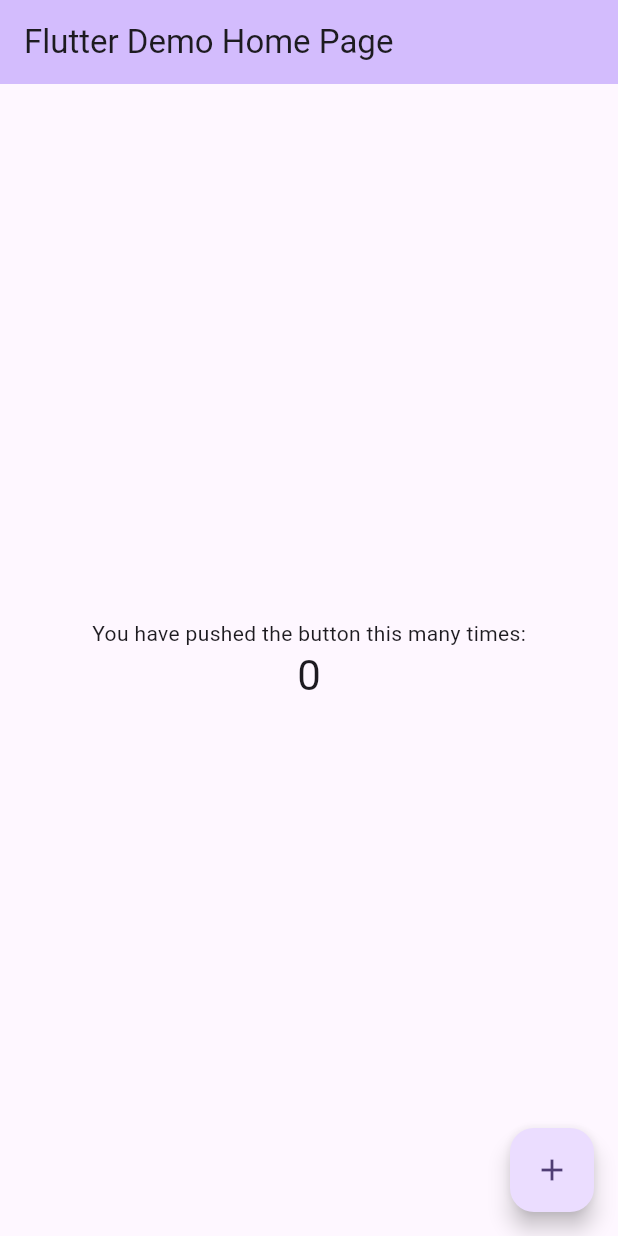
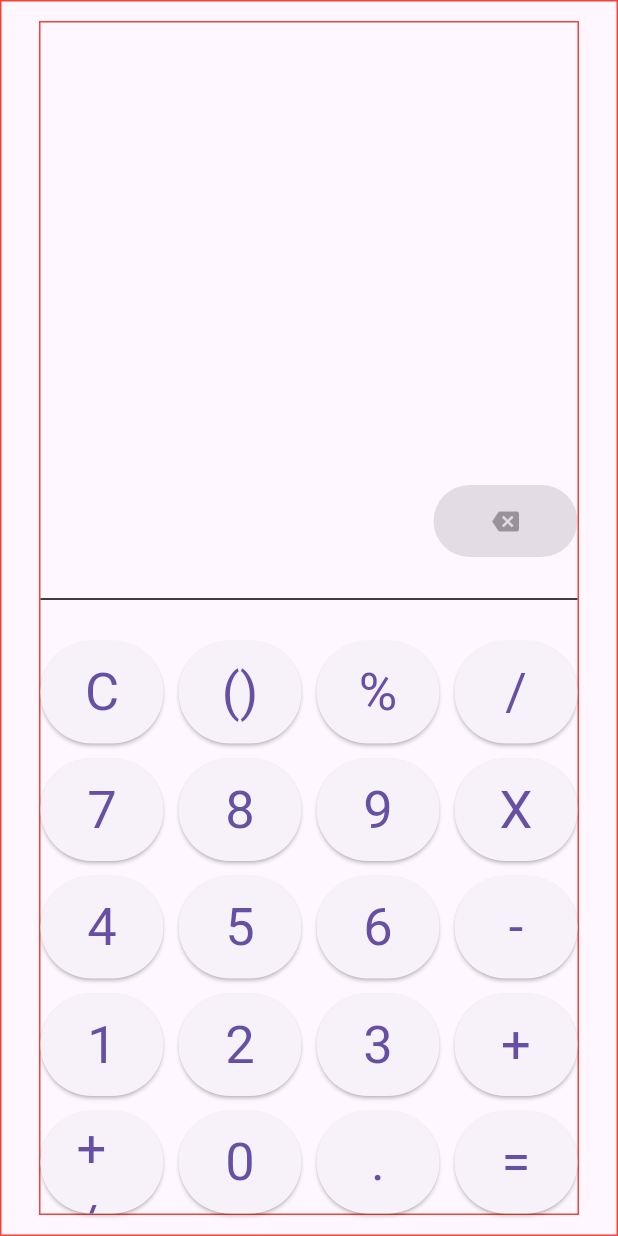
Before and after one commit to tulsi1729/calculator, a Flutter app: the screen it shows after launch, on a phone screen of 412 x 824 dp. Run offline on Flutter 3.47's test engine with Material 3 defaults, Android fonts, the phone set to English and light mode, and no system bars; missing offline and left inert: function_tree.

Commit message:
Button Functionality

```diff
--- /dev/null
+++ b/lib/calculator.dart
@@ -0,0 +1,186 @@
+import 'dart:async';
+
+import 'package:calculator/red_container.dart';
+import 'package:flutter/material.dart';
+import 'package:function_tree/function_tree.dart';
+
+class Calculator extends StatelessWidget {
+  const Calculator({super.key});
+
+  @override
+  Widget build(BuildContext context) {
+    const padding = EdgeInsets.symmetric(horizontal: 25, vertical: 13);
+    final equationController = TextEditingController();
+    final seekAnswerController = TextEditingController(text: "");
+    const digitList = [
+      "C",
+      "()",
+      "%",
+      "/",
+      "7",
+      "8",
+      "9",
+      "X",
+      "4",
+      "5",
+      "6",
+      "-",
+      "1",
+      "2",
+      "3",
+      "+",
+      "+/-",
+      "0",
+      ".",
+      "=",
+    ];
+
+    return SafeArea(
+      child: Scaffold(
+        body: RedContainer(
+          child: Container(
+            padding: padding,
+            child: Expanded(
+              child: RedContainer(
+                child: Column(
+                  children: [
+                    TextField(
+                      controller: equationController,
+                      textAlign: TextAlign.right,
+                      style: const TextStyle(
+                          fontSize: 30, fontWeight: FontWeight.w600),
+                      decoration: const InputDecoration(
+                        border: InputBorder.none,
+                      ),
+                      showCursor: true,
+                      readOnly: true,
+                    ),
+                    const SizedBox(
+                      height: 10,
+                    ),
+                    TextField(
+                      controller: seekAnswerController,
+                      textAlign: TextAlign.right,
+                      style: const TextStyle(
+                          fontSize: 21, fontWeight: FontWeight.w300),
+                      decoration: const InputDecoration(
+                        border: InputBorder.none,
+                      ),
+                      readOnly: true,
+                    ),
+                    const Spacer(),
+                    Row(
+                      mainAxisAlignment: MainAxisAlignment.end,
+                      children: [
+                        ElevatedButton(
+                          onPressed: null,
+                          child: IconButton(
+                            onPressed: () {
+                              if (equationController.text.isEmpty) {
+                                return;
+                              }
+                              equationController.text = equationController.text
+                                  .substring(
+                                      0, equationController.text.length - 1);
+                              try {
+                                seekAnswerController.text = equationController
+                                    .text
+                                    .interpret()
+                                    .toString();
+                              } catch (error) {
+                                seekAnswerController.text = "";
+                              }
+                            },
+                            icon: const Icon(Icons.backspace),
+                          ),
+                        ),
+                      ],
+                    ),
+                    const SizedBox(
+                      height: 20,
+                    ),
+                    const Divider(color: Colors.black),
+                    const SizedBox(
+                      height: 20,
+                    ),
+                    GridView.count(
+                      physics: const NeverScrollableScrollPhysics(),
+                      crossAxisCount: 4,
+                      shrinkWrap: true,
+                      childAspectRatio: 3 / 2.5,
+                      //TODO: remove child aspectRatio
+                      mainAxisSpacing: 10,
+                      crossAxisSpacing: 10,
+                      children: digitList.map(
+                        (digitLabel) {
+                          return DigitButton(
+                            digitLabel: digitLabel,
+                            equationController: equationController,
+                            seekAnswerController: seekAnswerController,
+                          );
+                        },
+                      ).toList(),
+                    )
+                  ],
+                ),
+              ),
+            ),
+          ),
+        ),
+      ),
+    );
+  }
+}
+
+class DigitButton extends StatelessWidget {
+  const DigitButton({
+    super.key,
+    required this.digitLabel,
+    required this.equationController,
+    required this.seekAnswerController,
+  });
+
+  final String digitLabel;
+  final TextEditingController equationController;
+  final TextEditingController seekAnswerController;
+  @override
+  Widget build(BuildContext context) {
+    void evaluateEquation() {
+      String text = equationController.text;
+      equationController.text = text.interpret().toString();
+    }
+
+    return ElevatedButton(
+      child: Text(digitLabel,
+          style: const TextStyle(fontSize: 35, fontWeight: FontWeight.w400)),
+      onPressed: () {
+        switch (digitLabel) {
+          case "C":
+            equationController.clear();
+            break;
+          case "()":
+            //
+            break;
+          case "X":
+            equationController.text += "*";
+            break;
+          case "+/-":
+            //
+            break;
+          case "=":
+            evaluateEquation();
+            break;
+          default:
+            equationController.text += digitLabel;
+        }
+        try {
+          String text = equationController.text;
+          String answer = text.interpret().toString();
+          seekAnswerController.text = answer;
+        } catch (error) {
+          seekAnswerController.text = "";
+        }
+      },
+    );
+  }
+}
--- a/lib/main.dart
+++ b/lib/main.dart
@@ -1,125 +1,6 @@
+import 'package:calculator/calculator.dart';
 import 'package:flutter/material.dart';
 
 void main() {
-  runApp(const MyApp());
+  runApp(const MaterialApp(home: Calculator()));
 }
-
-class MyApp extends StatelessWidget {
-  const MyApp({super.key});
-
-  // This widget is the root of your application.
-  @override
-  Widget build(BuildContext context) {
-    return MaterialApp(
-      title: 'Flutter Demo',
-      theme: ThemeData(
-        // This is the theme of your application.
-        //
-        // TRY THIS: Try running your application with "flutter run". You'll see
-        // the application has a purple toolbar. Then, without quitting the app,
-        // try changing the seedColor in the colorScheme below to Colors.green
-        // and then invoke "hot reload" (save your changes or press the "hot
-        // reload" button in a Flutter-supported IDE, or press "r" if you used
-        // the command line to start the app).
-        //
-        // Notice that the counter didn't reset back to zero; the application
-        // state is not lost during the reload. To reset the state, use hot
-        // restart instead.
-        //
-        // This works for code too, not just values: Most code changes can be
-        // tested with just a hot reload.
-        colorScheme: ColorScheme.fromSeed(seedColor: Colors.deepPurple),
-        useMaterial3: true,
-      ),
-      home: const MyHomePage(title: 'Flutter Demo Home Page'),
-    );
-  }
-}
-
-class MyHomePage extends StatefulWidget {
-  const MyHomePage({super.key, required this.title});
-
-  // This widget is the home page of your application. It is stateful, meaning
-  // that it has a State object (defined below) that contains fields that affect
-  // how it looks.
-
-  // This class is the configuration for the state. It holds the values (in this
-  // case the title) provided by the parent (in this case the App widget) and
-  // used by the build method of the State. Fields in a Widget subclass are
-  // always marked "final".
-
-  final String title;
-
-  @override
-  State<MyHomePage> createState() => _MyHomePageState();
-}
-
-class _MyHomePageState extends State<MyHomePage> {
-  int _counter = 0;
-
-  void _incrementCounter() {
-    setState(() {
-      // This call to setState tells the Flutter framework that something has
-      // changed in this State, which causes it to rerun the build method below
-      // so that the display can reflect the updated values. If we changed
-      // _counter without calling setState(), then the build method would not be
-      // called again, and so nothing would appear to happen.
-      _counter++;
-    });
-  }
-
-  @override
-  Widget build(BuildContext context) {
-    // This method is rerun every time setState is called, for instance as done
-    // by the _incrementCounter method above.
-    //
-    // The Flutter framework has been optimized to make rerunning build methods
-    // fast, so that you can just rebuild anything that needs updating rather
-    // than having to individually change instances of widgets.
-    return Scaffold(
-      appBar: AppBar(
-        // TRY THIS: Try changing the color here to a specific color (to
-        // Colors.amber, perhaps?) and trigger a hot reload to see the AppBar
-        // change color while the other colors stay the same.
-        backgroundColor: Theme.of(context).colorScheme.inversePrimary,
-        // Here we take the value from the MyHomePage object that was created by
-        // the App.build method, and use it to set our appbar title.
-        title: Text(widget.title),
-      ),
-      body: Center(
-        // Center is a layout widget. It takes a single child and positions it
-        // in the middle of the parent.
-        child: Column(
-          // Column is also a layout widget. It takes a list of children and
-          // arranges them vertically. By default, it sizes itself to fit its
-          // children horizontally, and tries to be as tall as its parent.
-          //
-          // Column has various properties to control how it sizes itself and
-          // how it positions its children. Here we use mainAxisAlignment to
-          // center the children vertically; the main axis here is the vertical
-          // axis because Columns are vertical (the cross axis would be
-          // horizontal).
-          //
-          // TRY THIS: Invoke "debug painting" (choose the "Toggle Debug Paint"
-          // action in the IDE, or press "p" in the console), to see the
-          // wireframe for each widget.
-          mainAxisAlignment: MainAxisAlignment.center,
-          children: <Widget>[
-            const Text(
-              'You have pushed the button this many times:',
-            ),
-            Text(
-              '$_counter',
-              style: Theme.of(context).textTheme.headlineMedium,
-            ),
-          ],
-        ),
-      ),
-      floatingActionButton: FloatingActionButton(
-        onPressed: _incrementCounter,
-        tooltip: 'Increment',
-        child: const Icon(Icons.add),
-      ), // This trailing comma makes auto-formatting nicer for build methods.
-    );
-  }
-}
--- /dev/null
+++ b/lib/red_container.dart
@@ -0,0 +1,14 @@
+import 'package:flutter/material.dart';
+
+class RedContainer extends StatelessWidget {
+  const RedContainer({super.key, required this.child});
+  final Widget child;
+
+  @override
+  Widget build(BuildContext context) {
+    return Container(
+      decoration: BoxDecoration(border: Border.all(color: Colors.red)),
+      child: child,
+    );
+  }
+}
--- a/pubspec.yaml
+++ b/pubspec.yaml
@@ -35,6 +35,7 @@ dependencies:
   # The following adds the Cupertino Icons font to your application.
   # Use with the CupertinoIcons class for iOS style icons.
   cupertino_icons: ^1.0.6
+  function_tree: ^0.9.1
 
 dev_dependencies:
   flutter_test:
```
Also changed, not shown: pubspec.lock, 1 other file.
